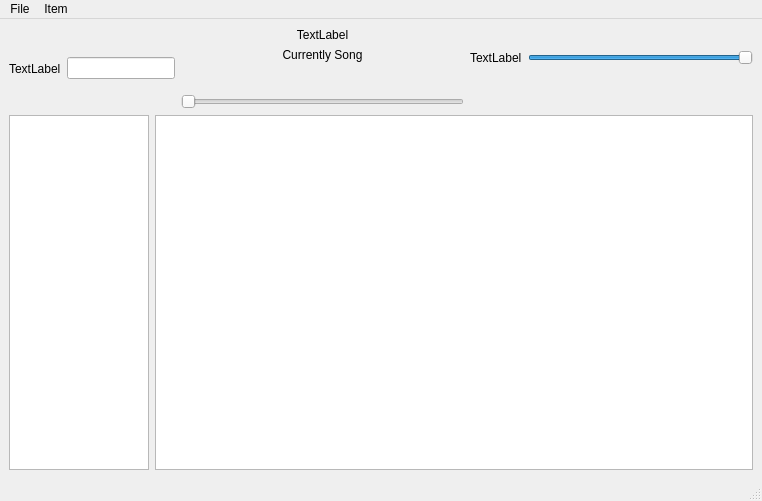
This is CODE/soundpp/soundpp-prototype/mainwindow.ui in b1t00/soundpp as Qt 5 draws it before an edit. The edited form follows.
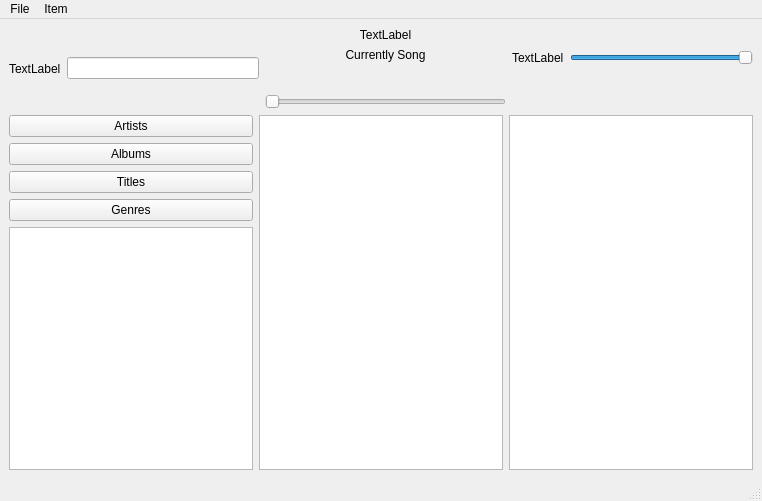
This is the edited form. Icons and pictures are not drawn.

Commit message: Model View Tables Darstellung

Diff of the .ui file:
```diff
--- a/CODE/soundpp/soundpp-prototype/mainwindow.ui
+++ b/CODE/soundpp/soundpp-prototype/mainwindow.ui
@@ -15,20 +15,6 @@
   </property>
   <widget class="QWidget" name="centralwidget">
    <layout class="QGridLayout" name="gridLayout">
-    <item row="0" column="2">
-     <layout class="QHBoxLayout" name="horizontalLayout_5">
-      <item>
-       <widget class="QLabel" name="logo">
-        <property name="text">
-         <string>TextLabel</string>
-        </property>
-        <property name="alignment">
-         <set>Qt::AlignCenter</set>
-        </property>
-       </widget>
-      </item>
-     </layout>
-    </item>
     <item row="0" column="3" rowspan="3">
      <layout class="QHBoxLayout" name="horizontalLayout_9">
       <item>
@@ -56,6 +42,71 @@
       </item>
      </layout>
     </item>
+    <item row="0" column="0" rowspan="4" colspan="2">
+     <layout class="QHBoxLayout" name="horizontalLayout_4">
+      <item>
+       <widget class="QLabel" name="lupe">
+        <property name="text">
+         <string>TextLabel</string>
+        </property>
+       </widget>
+      </item>
+      <item>
+       <widget class="QLineEdit" name="lineEdit_2"/>
+      </item>
+     </layout>
+    </item>
+    <item row="4" column="1" colspan="3">
+     <layout class="QHBoxLayout" name="horizontalLayout">
+      <item>
+       <widget class="QTableView" name="artists_tableView">
+        <property name="autoFillBackground">
+         <bool>false</bool>
+        </property>
+        <property name="showGrid">
+         <bool>true</bool>
+        </property>
+        <property name="gridStyle">
+         <enum>Qt::DashLine</enum>
+        </property>
+        <attribute name="horizontalHeaderCascadingSectionResizes">
+         <bool>true</bool>
+        </attribute>
+        <attribute name="horizontalHeaderStretchLastSection">
+         <bool>true</bool>
+        </attribute>
+       </widget>
+      </item>
+      <item>
+       <widget class="QTableView" name="songs_tableView">
+        <property name="maximumSize">
+         <size>
+          <width>16777215</width>
+          <height>16777215</height>
+         </size>
+        </property>
+        <property name="alternatingRowColors">
+         <bool>false</bool>
+        </property>
+        <property name="selectionBehavior">
+         <enum>QAbstractItemView::SelectRows</enum>
+        </property>
+        <property name="gridStyle">
+         <enum>Qt::DashLine</enum>
+        </property>
+        <attribute name="horizontalHeaderCascadingSectionResizes">
+         <bool>true</bool>
+        </attribute>
+        <attribute name="horizontalHeaderStretchLastSection">
+         <bool>true</bool>
+        </attribute>
+       </widget>
+      </item>
+     </layout>
+    </item>
+    <item row="3" column="3">
+     <layout class="QHBoxLayout" name="horizontalLayout_3"/>
+    </item>
     <item row="2" column="2">
      <layout class="QHBoxLayout" name="horizontalLayout_6">
       <item>
@@ -86,7 +137,7 @@
 image: url(:img/Play.png);
 background: none;
 border: none;
-background-repeat: none;
+background-repeat: no-repeat;
 max-width: 20px;
 max-height: 20px;
 min-width: 20px;
@@ -120,6 +171,45 @@
       </item>
      </layout>
     </item>
+    <item row="4" column="0">
+     <layout class="QVBoxLayout" name="verticalLayout">
+      <item>
+       <layout class="QVBoxLayout" name="verticalLayout_2">
+        <item>
+         <widget class="QPushButton" name="pushButton_4">
+          <property name="text">
+           <string>Artists</string>
+          </property>
+         </widget>
+        </item>
+        <item>
+         <widget class="QPushButton" name="pushButton_3">
+          <property name="text">
+           <string>Albums</string>
+          </property>
+         </widget>
+        </item>
+        <item>
+         <widget class="QPushButton" name="pushButton">
+          <property name="text">
+           <string>Titles</string>
+          </property>
+         </widget>
+        </item>
+        <item>
+         <widget class="QPushButton" name="pushButton_2">
+          <property name="text">
+           <string>Genres</string>
+          </property>
+         </widget>
+        </item>
+       </layout>
+      </item>
+      <item>
+       <widget class="QTreeView" name="playlist_treeView"/>
+      </item>
+     </layout>
+    </item>
     <item row="3" column="2">
      <layout class="QHBoxLayout" name="horizontalLayout_7">
       <item>
@@ -131,51 +221,18 @@
       </item>
      </layout>
     </item>
-    <item row="3" column="3">
-     <layout class="QHBoxLayout" name="horizontalLayout_3"/>
-    </item>
-    <item row="4" column="0" colspan="4">
-     <layout class="QHBoxLayout" name="horizontalLayout">
+    <item row="0" column="2">
+     <layout class="QHBoxLayout" name="horizontalLayout_5">
       <item>
-       <widget class="QTreeView" name="treeView">
-        <property name="maximumSize">
-         <size>
-          <width>140</width>
-          <height>16777215</height>
-         </size>
-        </property>
-       </widget>
-      </item>
-      <item>
-       <widget class="QTableView" name="songs_tableView">
-        <property name="maximumSize">
-         <size>
-          <width>16777215</width>
-          <height>16777215</height>
-         </size>
-        </property>
-        <property name="alternatingRowColors">
-         <bool>true</bool>
-        </property>
-        <property name="selectionBehavior">
-         <enum>QAbstractItemView::SelectRows</enum>
-        </property>
-       </widget>
-      </item>
-     </layout>
-    </item>
-    <item row="0" column="0" rowspan="4" colspan="2">
-     <layout class="QHBoxLayout" name="horizontalLayout_4">
-      <item>
-       <widget class="QLabel" name="lupe">
+       <widget class="QLabel" name="logo">
         <property name="text">
          <string>TextLabel</string>
         </property>
+        <property name="alignment">
+         <set>Qt::AlignCenter</set>
+        </property>
        </widget>
       </item>
-      <item>
-       <widget class="QLineEdit" name="lineEdit_2"/>
-      </item>
      </layout>
     </item>
     <item row="1" column="2">
```
The commit also changes 21 other files.
